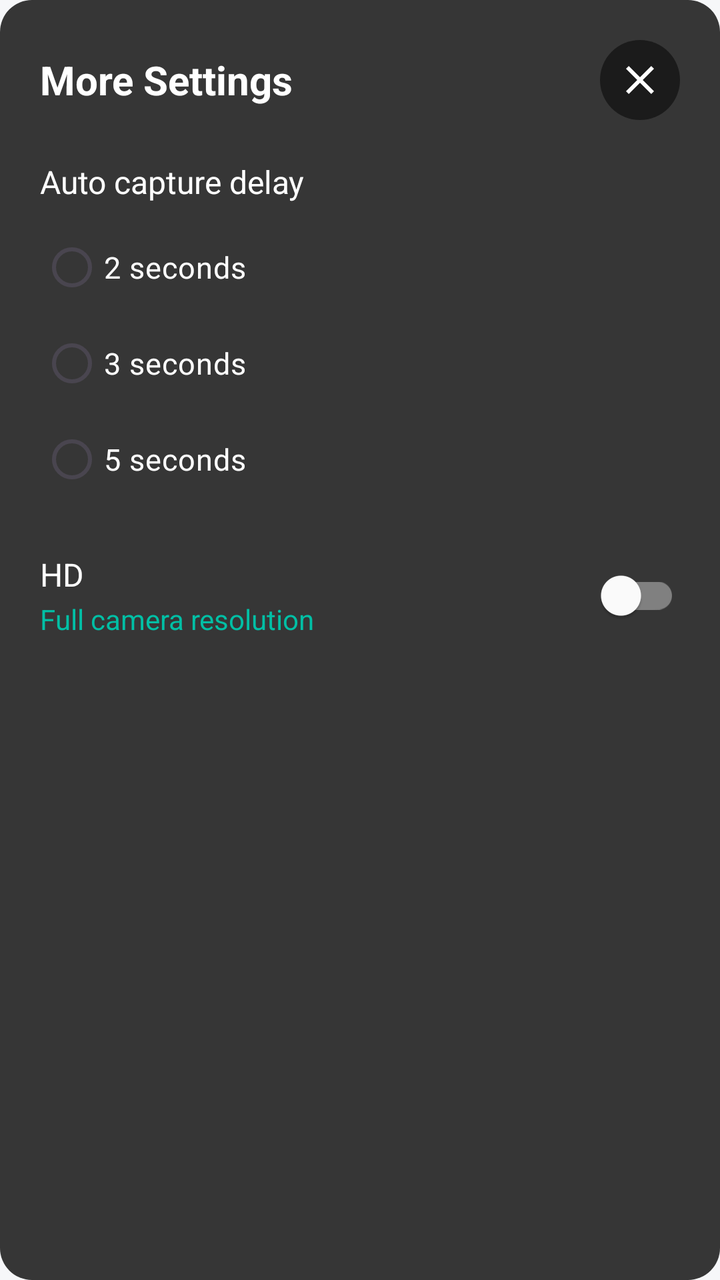
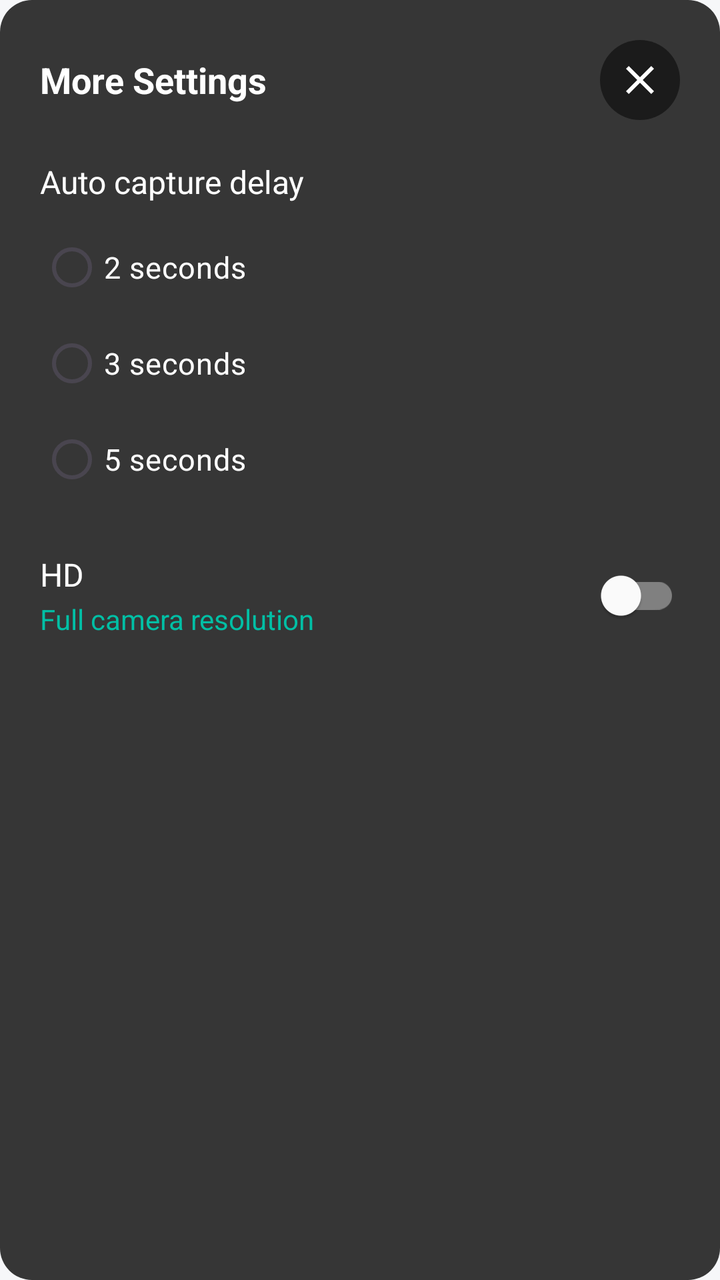

An Android layout rendered at two revisions. The XML below is the earlier revision; the diff shows what the commit changed to produce the second picture.
<!-- AndroidManifest.xml: application theme Theme.Hakunaa -->
<!-- res/layout/dialog_more_settings.xml -->
<?xml version="1.0" encoding="utf-8"?>
<LinearLayout xmlns:android="http://schemas.android.com/apk/res/android"
    xmlns:app="http://schemas.android.com/apk/res-auto"
    android:layout_width="match_parent"
    android:layout_height="wrap_content"
    android:background="@drawable/dialog_dark_bg"
    android:orientation="vertical"
    android:padding="20dp">

    
    <LinearLayout
        android:layout_width="match_parent"
        android:layout_height="wrap_content"
        android:gravity="center_vertical"
        android:orientation="horizontal">

        <TextView
            android:layout_width="0dp"
            android:layout_height="wrap_content"
            android:layout_weight="1"
            android:text="More Settings"
            android:textColor="#FFFFFF"
            android:textSize="20sp"
            android:textStyle="bold" />

        <ImageButton
            android:id="@+id/btnCloseMoreSettings"
            android:layout_width="40dp"
            android:layout_height="40dp"
            android:background="@drawable/circle_button_bg"
            android:contentDescription="Close"
            android:src="@drawable/ic_close"
            android:tint="#FFFFFF" />
    </LinearLayout>

    
    <TextView
        android:layout_width="wrap_content"
        android:layout_height="wrap_content"
        android:layout_marginTop="20dp"
        android:text="Auto capture delay"
        android:textColor="#FFFFFF"
        android:textSize="16sp" />

    <RadioGroup
        android:id="@+id/rgDelay"
        android:layout_width="match_parent"
        android:layout_height="wrap_content"
        android:layout_marginTop="8dp"
        android:orientation="vertical">

        <RadioButton
            android:id="@+id/rbDelay2"
            android:layout_width="wrap_content"
            android:layout_height="wrap_content"
            android:text="2 seconds"
            android:textColor="#FFFFFF"
            android:textSize="15sp" />

        <RadioButton
            android:id="@+id/rbDelay3"
            android:layout_width="wrap_content"
            android:layout_height="wrap_content"
            android:text="3 seconds"
            android:textColor="#FFFFFF"
            android:textSize="15sp" />

        <RadioButton
            android:id="@+id/rbDelay5"
            android:layout_width="wrap_content"
            android:layout_height="wrap_content"
            android:text="5 seconds"
            android:textColor="#FFFFFF"
            android:textSize="15sp" />
    </RadioGroup>

    
    <LinearLayout
        android:layout_width="match_parent"
        android:layout_height="wrap_content"
        android:layout_marginTop="20dp"
        android:gravity="center_vertical"
        android:orientation="horizontal">

        <LinearLayout
            android:layout_width="0dp"
            android:layout_height="wrap_content"
            android:layout_weight="1"
            android:orientation="vertical">

            <TextView
                android:layout_width="wrap_content"
                android:layout_height="wrap_content"
                android:text="HD"
                android:textColor="#FFFFFF"
                android:textSize="16sp" />

            <TextView
                android:layout_width="wrap_content"
                android:layout_height="wrap_content"
                android:layout_marginTop="2dp"
                android:text="Full camera resolution"
                android:textColor="#00BFA5"
                android:textSize="14sp" />
        </LinearLayout>

        <com.google.android.material.switchmaterial.SwitchMaterial
            android:id="@+id/swHd"
            android:layout_width="wrap_content"
            android:layout_height="wrap_content"
            app:thumbTint="@color/switch_thumb"
            app:trackTint="@color/switch_track" />
    </LinearLayout>
</LinearLayout>
<!-- resources referenced by this layout -->
<resources>
  <!-- drawable circle_button_bg (drawable) -->
  <?xml version="1.0" encoding="utf-8"?>
  <shape xmlns:android="http://schemas.android.com/apk/res/android"
      android:shape="oval">
      <solid android:color="#80000000" />
  </shape>
  <!-- drawable dialog_dark_bg (drawable) -->
  <?xml version="1.0" encoding="utf-8"?>
  <shape xmlns:android="http://schemas.android.com/apk/res/android"
      android:shape="rectangle">
      <solid android:color="#E6222222" />
      <corners android:radius="16dp" />
  </shape>
  <!-- drawable ic_close (drawable) -->
  <?xml version="1.0" encoding="utf-8"?>
  <vector xmlns:android="http://schemas.android.com/apk/res/android"
      android:width="24dp"
      android:height="24dp"
      android:viewportWidth="24"
      android:viewportHeight="24">
      <path
          android:fillColor="#000000"
          android:pathData="M19,6.41L17.59,5 12,10.59 6.41,5 5,6.41 10.59,12 5,17.59 6.41,19 12,13.41 17.59,19 19,17.59 13.41,12z" />
  </vector>
  <style name="Theme.Hakunaa" parent="Theme.Material3.Light.NoActionBar">
          <item name="colorPrimary">@color/hakunaa_primary</item>
          <item name="colorPrimaryDark">@color/hakunaa_primary_dark</item>
          <item name="colorOnPrimary">@color/hakunaa_on_primary</item>
          <item name="android:windowBackground">@color/hakunaa_background</item>
          <item name="colorSurface">@color/hakunaa_surface</item>
          <item name="android:textColorPrimary">@color/hakunaa_text</item>
          <item name="android:textColorSecondary">@color/hakunaa_text_secondary</item>
      </style>
  <color name="hakunaa_primary">#0B57D0</color>
  <color name="hakunaa_primary_dark">#0842A0</color>
  <color name="hakunaa_on_primary">#FFFFFF</color>
  <color name="hakunaa_background">#F6F7F9</color>
  <color name="hakunaa_surface">#FFFFFF</color>
  <color name="hakunaa_text">#111827</color>
  <color name="hakunaa_text_secondary">#5B6472</color>
</resources>

<!-- the commit's change to res/layout/dialog_more_settings.xml (unified diff, before → after) -->
@@ -18,9 +18,10 @@
             android:layout_width="0dp"
             android:layout_height="wrap_content"
             android:layout_weight="1"
+            android:maxLines="1"
             android:text="More Settings"
             android:textColor="#FFFFFF"
-            android:textSize="20sp"
+            android:textSize="18sp"
             android:textStyle="bold" />
 
         <ImageButton
@@ -99,6 +100,7 @@
                 android:layout_width="wrap_content"
                 android:layout_height="wrap_content"
                 android:layout_marginTop="2dp"
+                android:maxLines="1"
                 android:text="Full camera resolution"
                 android:textColor="#00BFA5"
                 android:textSize="14sp" />
